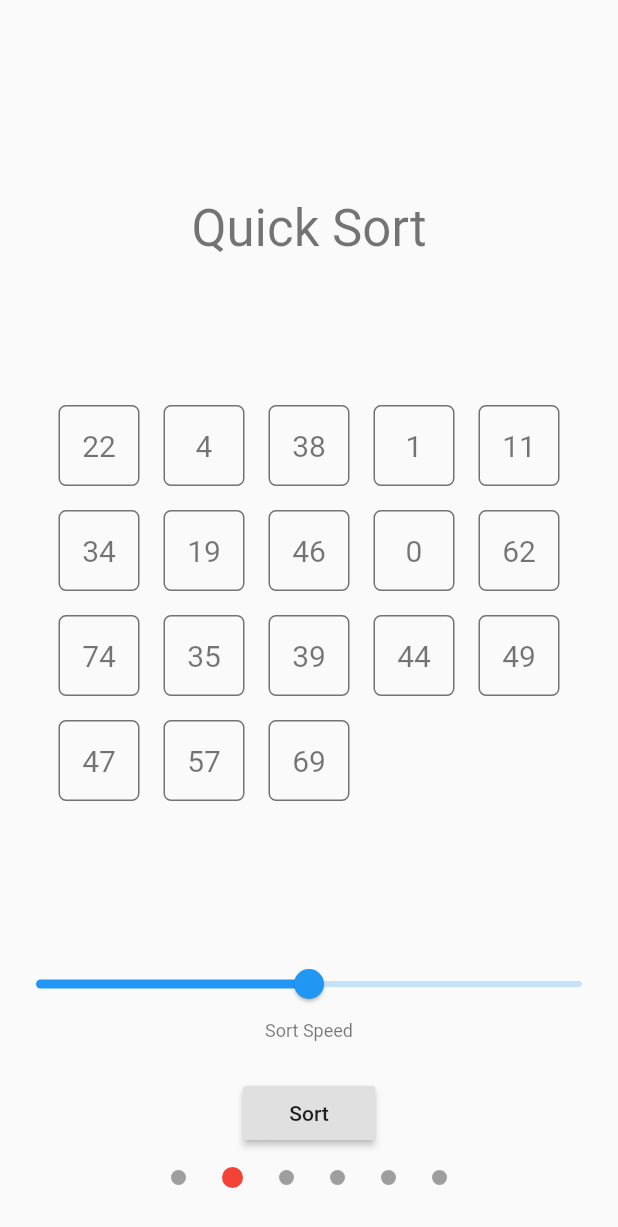
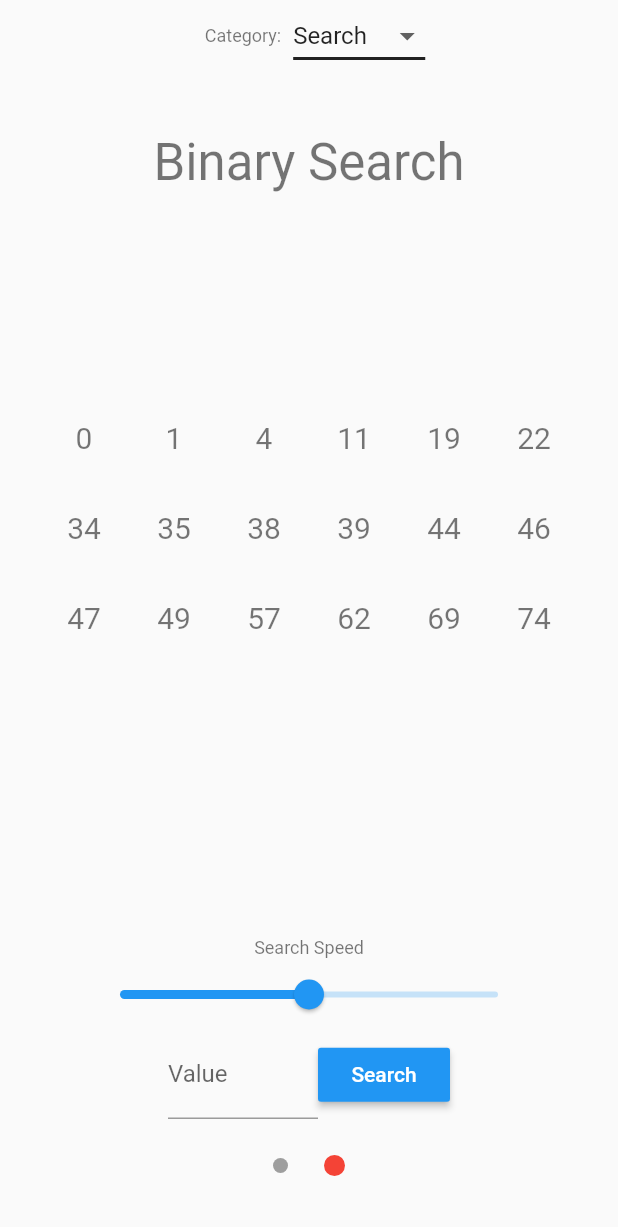
Before and after one commit to funwithflutter/flutter_algorithm_visualizer, a Flutter app: the screen it shows after launch, swiped to page 2, on a phone screen of 412 x 824 dp. Shown: the top 1227 px of the screen. Run offline on Flutter 3.47's test engine with Material 2 defaults, Android fonts, the phone set to English and light mode, and no system bars; drawn by our look-alikes of dots_indicator; our stand-ins replace after_layout.

Commit message:
Optimized for web

```diff
--- a/lib/main.dart
+++ b/lib/main.dart
@@ -6,7 +6,7 @@ import 'package:provider/provider.dart';
 import 'package:algorithms_visualizer/providers/search/linear_search_provider.dart';
 import 'package:algorithms_visualizer/providers/search/binary_search_provider.dart';
 import 'package:algorithms_visualizer/providers/sort/bubble_sort_provider.dart';
-import 'package:algorithms_visualizer/ux/pages/home.dart';
+import 'package:algorithms_visualizer/ux/pages/home/home.dart';
 
 void main() => runApp(MyApp());
 
@@ -39,7 +39,7 @@ class MyApp extends StatelessWidget {
               create: (_) => SelectionSortProvider(),
             )
           ],
-          child: const Home(),
+          child: Home(),
         ),
       ),
     );
--- /dev/null
+++ b/lib/utils/screen_size.dart
@@ -0,0 +1,27 @@
+import 'package:flutter/widgets.dart';
+
+enum DeviceScreenType { Mobile, Tablet, Desktop }
+
+DeviceScreenType deviceScreenType(double width) {
+  if (width > 950) {
+    return DeviceScreenType.Desktop;
+  }
+  if (width > 600) {
+    return DeviceScreenType.Tablet;
+  }
+  return DeviceScreenType.Mobile;
+}
+
+// class SizingInformation {
+//   // final Orientation orientation;
+//   final DeviceScreenType deviceType;
+//   final Size screenSize;
+//   // final Size localWidgetSize;
+
+//   SizingInformation({
+//     // this.orientation,
+//     this.deviceType,
+//     this.screenSize,
+//     // this.localWidgetSize,
+//   });
+// }
--- a/lib/ux/pages/home.dart
+++ /dev/null
@@ -1,77 +0,0 @@
-import 'package:algorithms_visualizer/alogrithms/sort/selection_sort.dart';
-import 'package:algorithms_visualizer/providers/search/binary_search_provider.dart';
-import 'package:algorithms_visualizer/providers/search/linear_search_provider.dart';
-import 'package:algorithms_visualizer/providers/sort/bubble_sort_provider.dart';
-import 'package:algorithms_visualizer/providers/sort/insertion_sort_provider.dart';
-import 'package:algorithms_visualizer/providers/sort/quick_sort_provider.dart';
-import 'package:algorithms_visualizer/providers/sort/selection_sort_provider.dart';
-import 'package:algorithms_visualizer/ux/pages/search_page.dart';
-import 'package:algorithms_visualizer/ux/pages/sort_page.dart';
-import 'package:dots_indicator/dots_indicator.dart';
-import 'package:flutter/material.dart';
-
-class Home extends StatefulWidget {
-  const Home({Key key}) : super(key: key);
-
-  @override
-  _HomeState createState() => _HomeState();
-}
-
-class _HomeState extends State<Home> {
-  PageController pageController = PageController(keepPage: false);
-
-  var page = 0.0;
-
-  void _updateIndicator(int pageNumber) {
-    setState(() {
-      page = pageNumber.toDouble();
-    });
-  }
-
-  var pages = [
-    const SortPage<SelectionSortProvider>(title: 'Selection Sort'),
-    const SortPage<QuickSortProvider>(
-      title: 'Quick Sort',
-      blockSize: 70,
-    ),
-    const SearchPage<LinearSearchProvider>(title: 'Linear Search'),
-    const SearchPage<BinarySearchProvider>(title: 'Binary Search'),
-    const SortPage<BubbleSortProvider>(title: 'Bubble Sort'),
-    const SortPage<InsertionSortProvider>(
-      title: 'Insertion Sort',
-    ),
-  ];
-
-  @override
-  Widget build(BuildContext context) {
-    return Column(
-      children: <Widget>[
-        Expanded(
-          child: PageView.builder(
-            controller: pageController,
-            itemCount: pages.length,
-            onPageChanged: (page) {
-              _updateIndicator(page);
-            },
-            itemBuilder: (context, index) {
-              return pages[index];
-            },
-          ),
-        ),
-        Padding(
-          padding: const EdgeInsets.only(bottom: 32),
-          child: DotsIndicator(
-            dotsCount: pages.length,
-            position: page,
-            decorator: DotsDecorator(
-              activeColor: Colors.red,
-              spacing: const EdgeInsets.symmetric(horizontal: 12),
-              size: const Size(10, 10),
-              activeSize: const Size(14, 14),
-            ),
-          ),
-        ),
-      ],
-    );
-  }
-}
--- /dev/null
+++ b/lib/ux/pages/home/home.dart
@@ -0,0 +1,57 @@
+import 'package:algorithms_visualizer/utils/screen_size.dart';
+import 'package:algorithms_visualizer/ux/pages/home/widgets/category_switcher.dart';
+import 'package:algorithms_visualizer/ux/pages/home/widgets/configuration_widget.dart';
+import 'package:algorithms_visualizer/ux/providers/pages_provider.dart';
+import 'package:flutter/material.dart';
+import 'package:provider/provider.dart';
+
+class Home extends StatelessWidget {
+  @override
+  Widget build(BuildContext context) {
+    return ChangeNotifierProvider(
+      create: (_) => PagesProvider(),
+      child: deviceScreenType(MediaQuery.of(context).size.width) ==
+              DeviceScreenType.Desktop
+          ? const HomeDesktop()
+          : const HomeMobile(),
+    );
+  }
+}
+
+class HomeMobile extends StatelessWidget {
+  const HomeMobile({Key key}) : super(key: key);
+
+  @override
+  Widget build(BuildContext context) {
+    return Column(
+      children: const <Widget>[
+        ConfigurationWidget(),
+        Expanded(
+          child: CategorySwitcher(),
+        )
+      ],
+    );
+  }
+}
+
+class HomeDesktop extends StatelessWidget {
+  const HomeDesktop({
+    Key key,
+  }) : super(key: key);
+
+  @override
+  Widget build(BuildContext context) {
+    return Center(
+      child: Row(
+        children: const <Widget>[
+          Expanded(
+            child: ConfigurationWidget(),
+          ),
+          Expanded(
+            child: CategorySwitcher(),
+          ),
+        ],
+      ),
+    );
+  }
+}
--- /dev/null
+++ b/lib/ux/pages/home/widgets/category_switcher.dart
@@ -0,0 +1,35 @@
+import 'package:algorithms_visualizer/ux/pages/home/widgets/category_widget.dart';
+import 'package:algorithms_visualizer/ux/providers/pages_provider.dart';
+import 'package:flutter/material.dart';
+import 'package:provider/provider.dart';
+
+class CategorySwitcher extends StatelessWidget {
+  const CategorySwitcher({
+    Key key,
+  }) : super(key: key);
+
+  @override
+  Widget build(BuildContext context) {
+    return Consumer<PagesProvider>(
+      builder: (_, homeProvider, child) {
+        return AnimatedSwitcher(
+          duration: const Duration(seconds: 1),
+          transitionBuilder: (child, animation) {
+            return SlideTransition(
+                position: Tween<Offset>(
+                  begin: const Offset(1, 0),
+                  end: const Offset(0, 0),
+                ).animate(
+                  CurvedAnimation(parent: animation, curve: Curves.ease),
+                ),
+                child: child);
+          },
+          child: CategoryWidget(
+            pages: homeProvider.pages,
+            key: ValueKey<String>(homeProvider.categoryKey),
+          ),
+        );
+      },
+    );
+  }
+}
--- /dev/null
+++ b/lib/ux/pages/home/widgets/category_widget.dart
@@ -0,0 +1,115 @@
+import 'package:algorithms_visualizer/utils/screen_size.dart';
+import 'package:dots_indicator/dots_indicator.dart';
+import 'package:flutter/material.dart';
+
+class CategoryWidget extends StatelessWidget {
+  const CategoryWidget({
+    Key key,
+    @required this.pages,
+  })  : assert(pages != null),
+        super(key: key);
+
+  final List<StatelessWidget> pages;
+
+  @override
+  Widget build(BuildContext context) {
+    return (deviceScreenType(MediaQuery.of(context).size.width) ==
+            DeviceScreenType.Desktop)
+        ? _CategoryWidgetDesktop(pages: pages)
+        : _CategoryWidgetMobile(pages: pages);
+  }
+}
+
+class _CategoryWidgetDesktop extends StatelessWidget {
+  const _CategoryWidgetDesktop({Key key, @required this.pages})
+      : super(key: key);
+
+  final List<StatelessWidget> pages;
+
+  @override
+  Widget build(BuildContext context) {
+    return Padding(
+      padding: const EdgeInsets.all(64.0),
+      child: Card(
+        child: _AlgorithmCategory(pages: pages),
+      ),
+    );
+  }
+}
+
+class _CategoryWidgetMobile extends StatelessWidget {
+  const _CategoryWidgetMobile({Key key, @required this.pages})
+      : super(key: key);
+
+  final List<StatelessWidget> pages;
+
+  @override
+  Widget build(BuildContext context) {
+    return _AlgorithmCategory(pages: pages);
+  }
+}
+
+class _AlgorithmCategory extends StatefulWidget {
+  const _AlgorithmCategory({
+    Key key,
+    @required this.pages,
+  }) : super(key: key);
+
+  final List<StatelessWidget> pages;
+
+  @override
+  _AlgorithmCategoryState createState() => _AlgorithmCategoryState();
+}
+
+class _AlgorithmCategoryState extends State<_AlgorithmCategory> {
+  PageController pageController = PageController(keepPage: false);
+
+  var page = 0.0;
+
+  void _updateIndicator(int pageNumber) {
+    setState(() {
+      page = pageNumber.toDouble();
+    });
+  }
+
+  @override
+  Widget build(BuildContext context) {
+    return Container(
+      padding: const EdgeInsets.all(8),
+      constraints: BoxConstraints(
+        maxWidth: MediaQuery.of(context).size.width > 800
+            ? 800
+            : MediaQuery.of(context).size.width,
+      ),
+      child: Column(
+        children: <Widget>[
+          Expanded(
+            child: PageView.builder(
+              controller: pageController,
+              itemCount: widget.pages.length,
+              onPageChanged: (page) {
+                _updateIndicator(page);
+              },
+              itemBuilder: (context, index) {
+                return widget.pages[index];
+              },
+            ),
+          ),
+          Padding(
+            padding: const EdgeInsets.only(bottom: 32),
+            child: DotsIndicator(
+              dotsCount: widget.pages.length,
+              position: page,
+              decorator: DotsDecorator(
+                activeColor: Colors.red,
+                spacing: const EdgeInsets.symmetric(horizontal: 12),
+                size: const Size(10, 10),
+                activeSize: const Size(14, 14),
+              ),
+            ),
+          ),
+        ],
+      ),
+    );
+  }
+}
--- /dev/null
+++ b/lib/ux/pages/home/widgets/configuration_widget.dart
@@ -0,0 +1,95 @@
+import 'package:algorithms_visualizer/utils/screen_size.dart';
+import 'package:algorithms_visualizer/ux/providers/pages_provider.dart';
+import 'package:flutter/material.dart';
+import 'package:provider/provider.dart';
+
+class ConfigurationWidget extends StatelessWidget {
+  const ConfigurationWidget({Key key}) : super(key: key);
+
+  @override
+  Widget build(BuildContext context) {
+    return deviceScreenType(MediaQuery.of(context).size.width) ==
+            DeviceScreenType.Desktop
+        ? const _ConfigurationWidgetDesktop()
+        : const _ConfigurationWidgetMobile();
+  }
+}
+
+class _ConfigurationWidgetMobile extends StatelessWidget {
+  const _ConfigurationWidgetMobile({Key key}) : super(key: key);
+
+  @override
+  Widget build(BuildContext context) {
+    return const CategorySelector();
+  }
+}
+
+class _ConfigurationWidgetDesktop extends StatelessWidget {
+  const _ConfigurationWidgetDesktop({Key key}) : super(key: key);
+
+  @override
+  Widget build(BuildContext context) {
+    return Column(
+      mainAxisAlignment: MainAxisAlignment.center,
+      children: <Widget>[
+        Text(
+          'Configuration',
+          style: Theme.of(context).textTheme.headline3,
+        ),
+        const SizedBox(
+          height: 32,
+        ),
+        const CategorySelector(),
+      ],
+    );
+  }
+}
+
+class CategorySelector extends StatelessWidget {
+  const CategorySelector({
+    Key key,
+  }) : super(key: key);
+
+  @override
+  Widget build(BuildContext context) {
+    return Consumer<PagesProvider>(
+      builder: (_, categoryProvider, child) {
+        return Row(
+          mainAxisAlignment: MainAxisAlignment.center,
+          children: <Widget>[
+            Padding(
+              padding: const EdgeInsets.all(8.0),
+              child:
+                  Text('Category:', style: Theme.of(context).textTheme.caption),
+            ),
+            DropdownButton<String>(
+              hint: const Text('Category'),
+              value: categoryProvider.categoryKey,
+              icon: Icon(Icons.arrow_drop_down),
+              iconSize: 24,
+              elevation: 16,
+              underline: Container(
+                height: 2,
+                color: Colors.black87,
+              ),
+              onChanged: (String newValue) {
+                categoryProvider.changeKey(newValue);
+              },
+              items: <String>[
+                'Search',
+                'Sort',
+              ].map<DropdownMenuItem<String>>(
+                (String value) {
+                  return DropdownMenuItem<String>(
+                    value: value,
+                    child: Text(value),
+                  );
+                },
+              ).toList(),
+            ),
+          ],
+        );
+      },
+    );
+  }
+}
--- a/lib/ux/pages/search_page.dart
+++ b/lib/ux/pages/search_page.dart
@@ -20,14 +20,11 @@ class SearchPage<T extends SearchProvider> extends StatelessWidget {
         Column(
           mainAxisAlignment: MainAxisAlignment.spaceBetween,
           children: <Widget>[
-            const SizedBox(
-              height: 64,
-            ),
             Padding(
               padding: const EdgeInsets.only(top: 32.0),
               child: Text(
                 title,
-                style: Theme.of(context).textTheme.display1,
+                style: Theme.of(context).textTheme.headline4,
               ),
             ),
             const SizedBox(height: 24),
--- /dev/null
+++ b/lib/ux/providers/pages_provider.dart
@@ -0,0 +1,51 @@
+import 'package:algorithms_visualizer/providers/search/binary_search_provider.dart';
+import 'package:algorithms_visualizer/providers/search/linear_search_provider.dart';
+import 'package:algorithms_visualizer/providers/sort/bubble_sort_provider.dart';
+import 'package:algorithms_visualizer/providers/sort/insertion_sort_provider.dart';
+import 'package:algorithms_visualizer/providers/sort/quick_sort_provider.dart';
+import 'package:algorithms_visualizer/providers/sort/selection_sort_provider.dart';
+import 'package:algorithms_visualizer/ux/pages/search_page.dart';
+import 'package:algorithms_visualizer/ux/pages/sort_page.dart';
+import 'package:flutter/material.dart';
+
+class PagesProvider extends ChangeNotifier {
+  String categoryKey = 'Search';
+
+  final _searchPages = [
+    const SearchPage<LinearSearchProvider>(title: 'Linear Search'),
+    const SearchPage<BinarySearchProvider>(title: 'Binary Search'),
+  ];
+  final _sortPages = [
+    const SortPage<SelectionSortProvider>(title: 'Selection Sort'),
+    const SortPage<QuickSortProvider>(
+      title: 'Quick Sort',
+      blockSize: 70,
+    ),
+    const SortPage<BubbleSortProvider>(title: 'Bubble Sort'),
+    const SortPage<InsertionSortProvider>(
+      title: 'Insertion Sort',
+    ),
+  ];
+
+  void changeKey(String key) {
+    categoryKey = key;
+    notifyListeners();
+  }
+
+  List<StatelessWidget> get pages {
+    // if (categoryKey == 'Search') {
+    //   return
+    // }
+    switch (categoryKey) {
+      case 'Search':
+        return _searchPages;
+        break;
+      case 'Sort':
+        return _sortPages;
+        break;
+      default:
+        return _searchPages;
+        break;
+    }
+  }
+}
--- a/lib/ux/widgets/search/search.dart
+++ b/lib/ux/widgets/search/search.dart
@@ -57,11 +57,13 @@ class _SearchState<T extends SearchProvider> extends State<Search<T>> {
           selector: (_, provider) => provider.isSearching,
           builder: (_, isSearching, child) {
             return RaisedButton(
+              color: Colors.blue,
+              disabledColor: Colors.blueGrey,
               onPressed: isSearching ? null : _search,
               child: child,
             );
           },
-          child: const Text('Search'),
+          child: const Text('Search', style: TextStyle(color: Colors.white)),
         )
       ],
     );
--- a/lib/ux/widgets/search/search_message.dart
+++ b/lib/ux/widgets/search/search_message.dart
@@ -40,9 +40,9 @@ class _SearchMessageState<T extends SearchProvider>
       return Container(
         height: 50,
         child: AnimatedDefaultTextStyle(
-          duration: const Duration(milliseconds: 1500),
-          curve: Curves.elasticOut,
-          style: Theme.of(context).textTheme.headline.copyWith(
+          duration: const Duration(milliseconds: 400),
+          curve: Curves.ease,
+          style: Theme.of(context).textTheme.headline5.copyWith(
                 fontSize: _fontSize,
                 color: _color,
               ),
--- a/lib/ux/widgets/search/search_speed.dart
+++ b/lib/ux/widgets/search/search_speed.dart
@@ -9,9 +9,11 @@ class SearchSpeed<T extends SearchProvider> extends StatelessWidget {
   Widget build(BuildContext context) {
     return Column(
       children: <Widget>[
+        Text('Search Speed', style: Theme.of(context).textTheme.caption),
         Consumer<T>(
           builder: (context, provider, child) {
             return Container(
+              constraints: const BoxConstraints(maxWidth: 300),
               child: Slider(
                 value: provider.executionSpeed,
                 onChanged: (value) => provider.executionSpeed = value,
@@ -19,7 +21,6 @@ class SearchSpeed<T extends SearchProvider> extends StatelessWidget {
             );
           },
         ),
-        Text('Sort Speed', style: Theme.of(context).textTheme.caption),
       ],
     );
   }
--- a/lib/ux/widgets/sort/sort_speed.dart
+++ b/lib/ux/widgets/sort/sort_speed.dart
@@ -21,18 +21,20 @@ class SortSpeed<T extends SortProvider> extends StatelessWidget {
     //     });
     return Column(
       children: <Widget>[
+        Text('Sort Speed', style: Theme.of(context).textTheme.caption),
         Selector<T, double>(
           selector: (context, provider) => provider.executionSpeed,
           builder: (context, executionSpeed, child) {
             return Container(
+              constraints: const BoxConstraints(maxWidth: 300),
               child: Slider(
                 value: executionSpeed,
-                onChanged: (value) => Provider.of<T>(context, listen: false).executionSpeed = value,
+                onChanged: (value) => Provider.of<T>(context, listen: false)
+                    .executionSpeed = value,
               ),
             );
           },
         ),
-        Text('Sort Speed', style: Theme.of(context).textTheme.caption),
       ],
     );
   }
--- a/lib/ux/widgets/sort/sort_widget.dart
+++ b/lib/ux/widgets/sort/sort_widget.dart
@@ -6,7 +6,7 @@ class SortWidget extends StatelessWidget {
     Key key,
     @required this.number,
     @required this.index,
-    @required this.widgetSize,
+    @required this.widgetSize, @required this.containerWidth,
   })  : assert(number != null && index != null && widgetSize != null),
         assert(index >= 0 && widgetSize > 30),
         super(key: key);
@@ -14,10 +14,12 @@ class SortWidget extends StatelessWidget {
   final SortModel number;
   final int index;
   final double widgetSize;
+  final double containerWidth;
 
-  Offset _getPosition(Size size) {
-    final horizontalFit = size.width ~/ widgetSize;
-    final leftOver = size.width - (horizontalFit * widgetSize);
+
+  Offset _getPosition(double width) {
+    final horizontalFit = width ~/ widgetSize;
+    final leftOver = width - (horizontalFit * widgetSize);
     final verticalIndex = index ~/ horizontalFit;
     final horizontalIndex = index % horizontalFit;
     return Offset((widgetSize * horizontalIndex) + leftOver / 2,
@@ -26,7 +28,7 @@ class SortWidget extends StatelessWidget {
 
   @override
   Widget build(BuildContext context) {
-    final offset = _getPosition(MediaQuery.of(context).size);
+    final offset = _getPosition(containerWidth);
 
     var _fontSize = 20.0;
     var _borderRadius = 5.0;
```
Also changed, not shown: lib/ux/pages/sort_page.dart (+9 -7 lines), lib/ux/widgets/sort/sort_button.dart (+7 -2 lines), lib/ux/widgets/sort/sort_visualizer.dart (+9 -3 lines), lib/alogrithms/sort/selection_sort.dart (line endings or trailing spaces).
